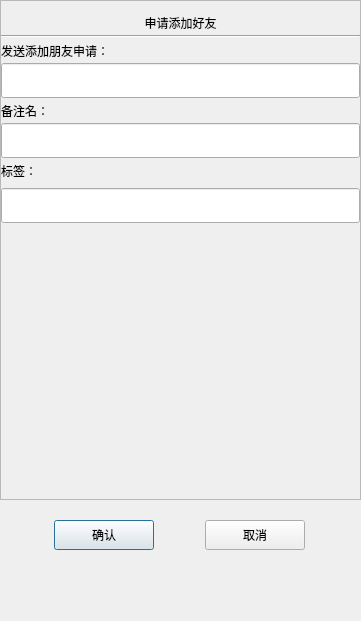
This is QT_Client/KOOB/applyfriend.ui in hijamkey-gif/KOOB as Qt 5 draws it before an edit. The edited form follows.
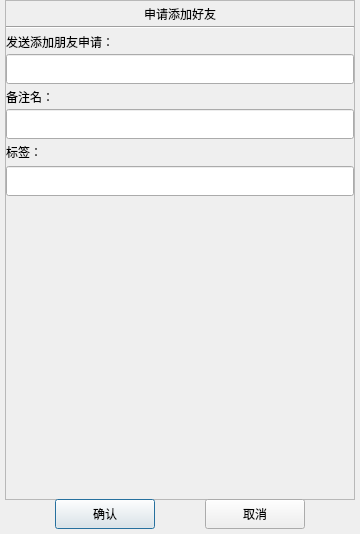
This is the edited form. Custom widgets are drawn as their Qt base class.

```diff
--- a/QT_Client/KOOB/applyfriend.ui
+++ b/QT_Client/KOOB/applyfriend.ui
@@ -6,20 +6,20 @@
    <rect>
     <x>0</x>
     <y>0</y>
-    <width>361</width>
-    <height>621</height>
+    <width>360</width>
+    <height>534</height>
    </rect>
   </property>
   <property name="minimumSize">
    <size>
-    <width>361</width>
-    <height>621</height>
+    <width>360</width>
+    <height>400</height>
    </size>
   </property>
   <property name="maximumSize">
    <size>
-    <width>361</width>
-    <height>621</height>
+    <width>360</width>
+    <height>1000</height>
    </size>
   </property>
   <property name="windowTitle">
@@ -30,13 +30,13 @@
     <number>0</number>
    </property>
    <property name="leftMargin">
-    <number>0</number>
+    <number>5</number>
    </property>
    <property name="topMargin">
     <number>0</number>
    </property>
    <property name="rightMargin">
-    <number>0</number>
+    <number>5</number>
    </property>
    <property name="bottomMargin">
     <number>0</number>
@@ -52,12 +52,15 @@
      <property name="widgetResizable">
       <bool>true</bool>
      </property>
+     <property name="alignment">
+      <set>Qt::AlignLeading|Qt::AlignLeft|Qt::AlignTop</set>
+     </property>
      <widget class="QWidget" name="scrollcontent">
       <property name="geometry">
        <rect>
         <x>0</x>
         <y>0</y>
-        <width>359</width>
+        <width>348</width>
         <height>498</height>
        </rect>
       </property>
@@ -68,9 +71,15 @@
        <property name="leftMargin">
         <number>0</number>
        </property>
+       <property name="topMargin">
+        <number>0</number>
+       </property>
        <property name="rightMargin">
         <number>0</number>
        </property>
+       <property name="bottomMargin">
+        <number>0</number>
+       </property>
        <item>
         <widget class="QLabel" name="apply_lb">
          <property name="minimumSize">
@@ -95,6 +104,12 @@
        </item>
        <item>
         <widget class="QWidget" name="apply_wid" native="true">
+         <property name="maximumSize">
+          <size>
+           <width>16777215</width>
+           <height>16777215</height>
+          </size>
+         </property>
          <layout class="QVBoxLayout" name="verticalLayout_3">
           <property name="spacing">
            <number>0</number>
@@ -142,13 +157,13 @@
             <property name="minimumSize">
              <size>
               <width>0</width>
-              <height>35</height>
+              <height>30</height>
              </size>
             </property>
             <property name="maximumSize">
              <size>
               <width>16777215</width>
-              <height>35</height>
+              <height>30</height>
              </size>
             </property>
            </widget>
@@ -177,13 +192,13 @@
             <property name="minimumSize">
              <size>
               <width>0</width>
-              <height>35</height>
+              <height>30</height>
              </size>
             </property>
             <property name="maximumSize">
              <size>
               <width>16777215</width>
-              <height>35</height>
+              <height>30</height>
              </size>
             </property>
            </widget>
@@ -207,7 +222,7 @@
             </property>
            </widget>
           </item>
-          <item>
+          <item alignment="Qt::AlignTop">
            <widget class="QWidget" name="lb_group_wid" native="true">
             <property name="minimumSize">
              <size>
@@ -218,7 +233,7 @@
             <property name="maximumSize">
              <size>
               <width>16777215</width>
-              <height>16777215</height>
+              <height>200</height>
              </size>
             </property>
             <layout class="QVBoxLayout" name="verticalLayout_4">
@@ -272,13 +287,13 @@
                   <property name="minimumSize">
                    <size>
                     <width>0</width>
-                    <height>35</height>
+                    <height>30</height>
                    </size>
                   </property>
                   <property name="maximumSize">
                    <size>
                     <width>16777215</width>
-                    <height>35</height>
+                    <height>30</height>
                    </size>
                   </property>
                  </widget>
@@ -291,13 +306,13 @@
                <property name="minimumSize">
                 <size>
                  <width>0</width>
-                 <height>30</height>
+                 <height>20</height>
                 </size>
                </property>
                <property name="maximumSize">
                 <size>
                  <width>16777215</width>
-                 <height>30</height>
+                 <height>20</height>
                 </size>
                </property>
                <layout class="QVBoxLayout" name="verticalLayout_5">
@@ -318,6 +333,12 @@
                 </property>
                 <item>
                  <widget class="ClickedOnceLabel" name="tip_lb">
+                  <property name="maximumSize">
+                   <size>
+                    <width>16777215</width>
+                    <height>20</height>
+                   </size>
+                  </property>
                   <property name="text">
                    <string/>
                   </property>
@@ -361,7 +382,7 @@
             <property name="minimumSize">
              <size>
               <width>287</width>
-              <height>60</height>
+              <height>300</height>
              </size>
             </property>
            </widget>
@@ -425,31 +446,36 @@
      </widget>
     </widget>
    </item>
-   <item>
-    <spacer name="verticalSpacer">
-     <property name="orientation">
-      <enum>Qt::Vertical</enum>
-     </property>
-     <property name="sizeType">
-      <enum>QSizePolicy::Fixed</enum>
-     </property>
-     <property name="sizeHint" stdset="0">
-      <size>
-       <width>20</width>
-       <height>10</height>
-      </size>
-     </property>
-    </spacer>
-   </item>
    <item>
     <widget class="QWidget" name="apply_sure_wid" native="true">
      <property name="minimumSize">
       <size>
        <width>0</width>
-       <height>50</height>
+       <height>35</height>
+      </size>
+     </property>
+     <property name="maximumSize">
+      <size>
+       <width>16777215</width>
+       <height>35</height>
       </size>
      </property>
      <layout class="QHBoxLayout" name="horizontalLayout">
+      <property name="spacing">
+       <number>0</number>
+      </property>
+      <property name="leftMargin">
+       <number>0</number>
+      </property>
+      <property name="topMargin">
+       <number>0</number>
+      </property>
+      <property name="rightMargin">
+       <number>0</number>
+      </property>
+      <property name="bottomMargin">
+       <number>5</number>
+      </property>
       <item>
        <widget class="ClickedBtn" name="sure_btn">
         <property name="minimumSize">
@@ -491,19 +517,6 @@
      </layout>
     </widget>
    </item>
-   <item>
-    <spacer name="verticalSpacer_2">
-     <property name="orientation">
-      <enum>Qt::Vertical</enum>
-     </property>
-     <property name="sizeHint" stdset="0">
-      <size>
-       <width>20</width>
-       <height>40</height>
-      </size>
-     </property>
-    </spacer>
-   </item>
   </layout>
  </widget>
  <customwidgets>
```
